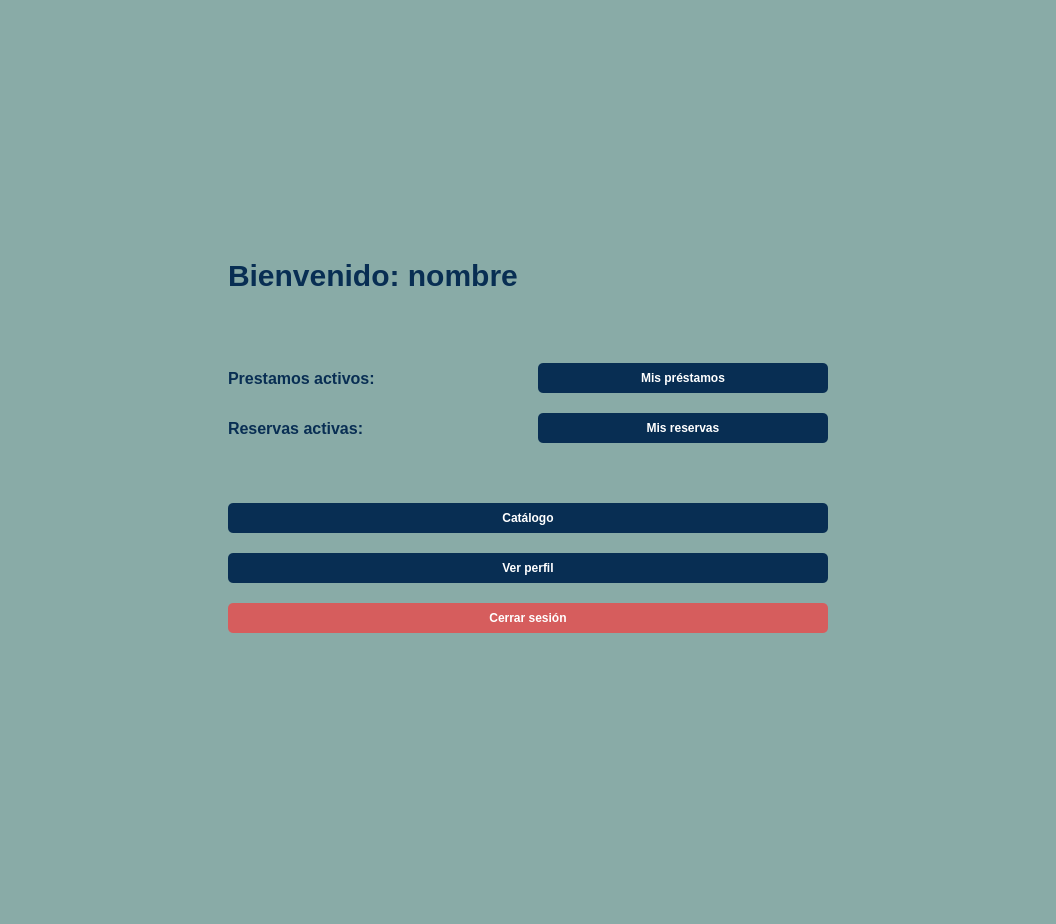
Old version of the form src/vista/Ui/VistaEstudiante.ui in the repository ivantm1/proyecto-software.
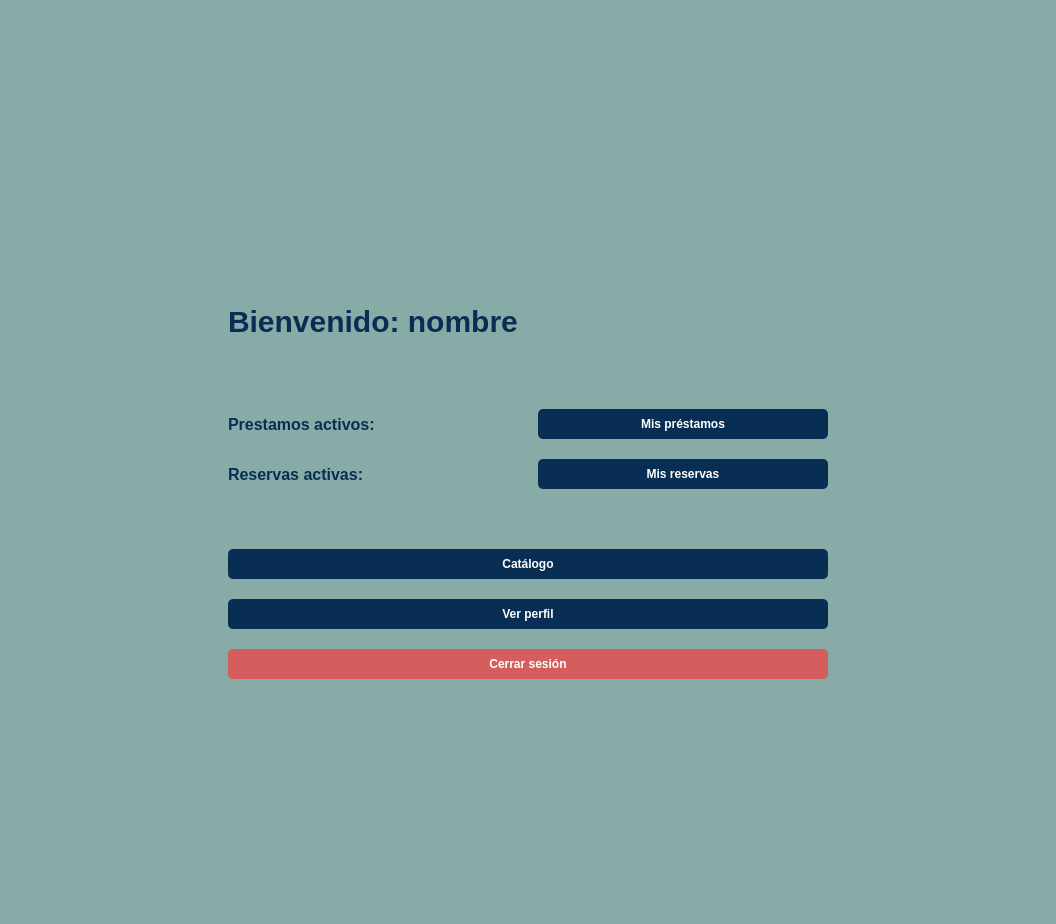
New version of the form. Icons and pictures are not drawn.

Commit message: "Ajustes vista estudiante

```diff
--- a/src/vista/Ui/VistaEstudiante.ui
+++ b/src/vista/Ui/VistaEstudiante.ui
@@ -57,6 +57,19 @@
        </property>
       </spacer>
      </item>
+     <item>
+      <spacer name="verticalSpacer_8">
+       <property name="orientation">
+        <enum>Qt::Vertical</enum>
+       </property>
+       <property name="sizeHint" stdset="0">
+        <size>
+         <width>20</width>
+         <height>40</height>
+        </size>
+       </property>
+      </spacer>
+     </item>
      <item>
       <layout class="QHBoxLayout" name="horizontalLayout_4">
        <item>
```
